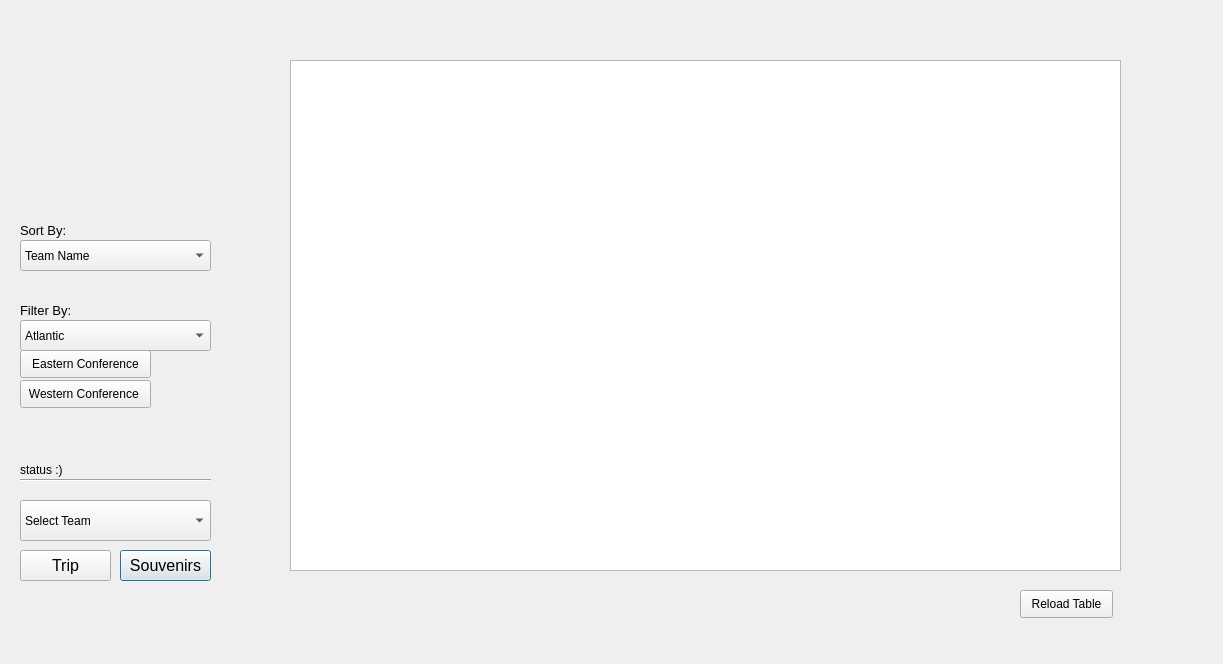
Qt form display_team.ui (parham-sharaf/BTM-algo) before a commit.
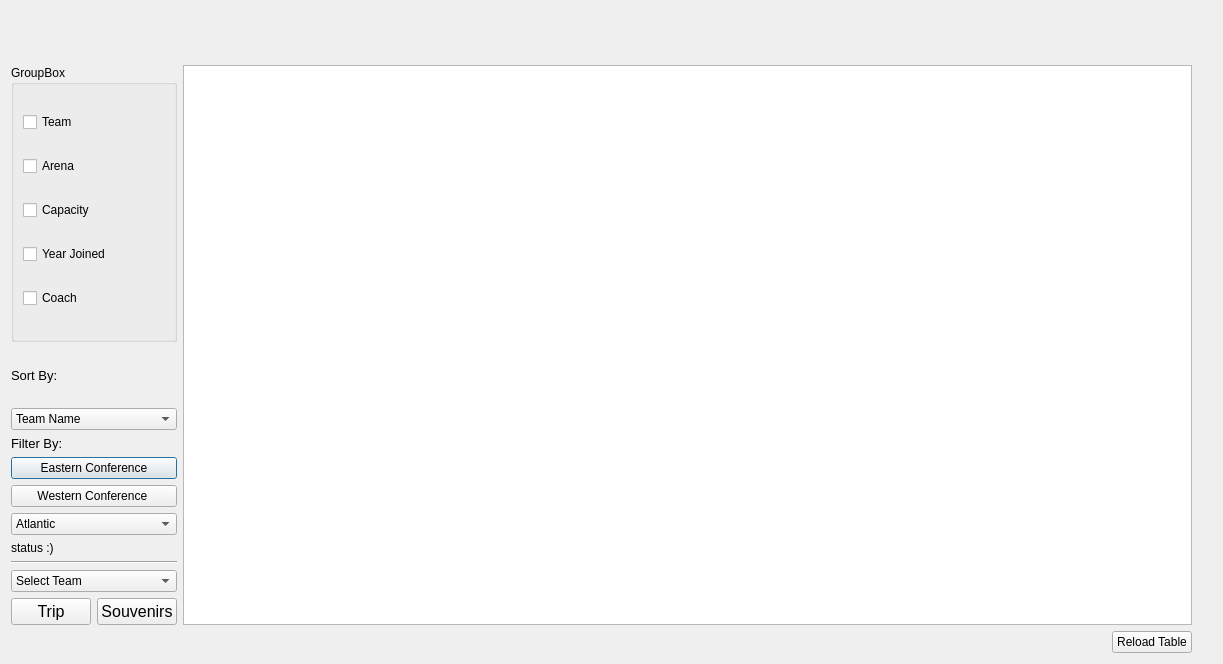
The same form after that commit. Icons and pictures are not drawn.

Diff of the .ui file:
```diff
--- a/display_team.ui
+++ b/display_team.ui
@@ -13,135 +13,21 @@
   <property name="windowTitle">
    <string>Dialog</string>
   </property>
-  <widget class="QPushButton" name="push_souvenirs">
-   <property name="geometry">
-    <rect>
-     <x>120</x>
-     <y>550</y>
-     <width>91</width>
-     <height>31</height>
-    </rect>
-   </property>
+  <layout class="QGridLayout" name="gridLayout">
+   <item row="0" column="1">
+    <widget class="QLabel" name="labelTeamS">
    <property name="font">
     <font>
-     <pointsize>12</pointsize>
+       <pointsize>18</pointsize>
     </font>
    </property>
    <property name="text">
-    <string>Souvenirs</string>
-   </property>
-  </widget>
-  <widget class="QLabel" name="label_sort">
-   <property name="geometry">
-    <rect>
-     <x>20</x>
-     <y>220</y>
-     <width>71</width>
-     <height>20</height>
-    </rect>
-   </property>
-   <property name="font">
-    <font>
-     <pointsize>10</pointsize>
-    </font>
-   </property>
-   <property name="text">
-    <string>Sort By:</string>
-   </property>
-  </widget>
-  <widget class="QLabel" name="label_dbstatus">
-   <property name="geometry">
-    <rect>
-     <x>20</x>
-     <y>460</y>
-     <width>191</width>
-     <height>20</height>
-    </rect>
-   </property>
-   <property name="text">
-    <string>status :)</string>
-   </property>
-  </widget>
-  <widget class="QComboBox" name="combo_team">
-   <property name="geometry">
-    <rect>
-     <x>20</x>
-     <y>500</y>
-     <width>191</width>
-     <height>41</height>
-    </rect>
-   </property>
-   <item>
-    <property name="text">
-     <string>Select Team</string>
-    </property>
+      <string/>
+     </property>
+    </widget>
    </item>
-  </widget>
-  <widget class="QPushButton" name="Ami_League_Button">
-   <property name="geometry">
-    <rect>
-     <x>20</x>
-     <y>350</y>
-     <width>131</width>
-     <height>28</height>
-    </rect>
-   </property>
-   <property name="text">
-    <string>Eastern Conference</string>
-   </property>
-  </widget>
-  <widget class="QComboBox" name="team_name_combo_box">
-   <property name="geometry">
-    <rect>
-     <x>20</x>
-     <y>240</y>
-     <width>191</width>
-     <height>31</height>
-    </rect>
-   </property>
-   <item>
-    <property name="text">
-     <string>Team Name</string>
-    </property>
-   </item>
-   <item>
-    <property name="text">
-     <string>Arena Name</string>
-    </property>
-   </item>
-   <item>
-    <property name="text">
-     <string>Capacity</string>
-    </property>
-   </item>
-   <item>
-    <property name="text">
-     <string>Year Joined</string>
-    </property>
-   </item>
-  </widget>
-  <widget class="QPushButton" name="reload_button">
-   <property name="geometry">
-    <rect>
-     <x>1020</x>
-     <y>590</y>
-     <width>93</width>
-     <height>28</height>
-    </rect>
-   </property>
-   <property name="text">
-    <string>Reload Table</string>
-   </property>
-  </widget>
+   <item row="1" column="1">
   <widget class="QLabel" name="label_logo">
-   <property name="geometry">
-    <rect>
-     <x>20</x>
-     <y>30</y>
-     <width>191</width>
-     <height>191</height>
-    </rect>
-   </property>
    <property name="text">
     <string/>
    </property>
@@ -152,61 +38,143 @@
     <bool>true</bool>
    </property>
   </widget>
-  <widget class="Line" name="line">
-   <property name="geometry">
-    <rect>
-     <x>20</x>
-     <y>470</y>
-     <width>191</width>
-     <height>20</height>
-    </rect>
-   </property>
-   <property name="orientation">
-    <enum>Qt::Horizontal</enum>
-   </property>
-  </widget>
-  <widget class="QPushButton" name="Nat_Leagu_Button">
-   <property name="geometry">
-    <rect>
-     <x>20</x>
-     <y>380</y>
-     <width>131</width>
-     <height>28</height>
-    </rect>
-   </property>
+   </item>
+   <item row="2" column="0">
+    <layout class="QVBoxLayout" name="verticalLayout_7">
+     <item>
+      <layout class="QHBoxLayout" name="horizontalLayout_3">
+       <item>
+        <layout class="QGridLayout" name="gridLayout_3">
+         <item row="0" column="0">
+          <layout class="QVBoxLayout" name="verticalLayout_8">
+           <property name="spacing">
+            <number>2</number>
+           </property>
+           <property name="sizeConstraint">
+            <enum>QLayout::SetMinimumSize</enum>
+           </property>
+           <item>
+            <widget class="QGroupBox" name="groupBox">
+             <property name="title">
+              <string>GroupBox</string>
+             </property>
+             <layout class="QVBoxLayout" name="verticalLayout_9">
+              <item>
+               <widget class="QCheckBox" name="team_name_checkBox">
+                <property name="text">
+                 <string>Team</string>
+                </property>
+               </widget>
+              </item>
+              <item>
+               <widget class="QCheckBox" name="arena_checkBox">
+                <property name="text">
+                 <string>Arena</string>
+                </property>
+               </widget>
+              </item>
+              <item>
+               <widget class="QCheckBox" name="capacity_checkBox">
+                <property name="text">
+                 <string>Capacity</string>
+                </property>
+               </widget>
+              </item>
+              <item>
+               <widget class="QCheckBox" name="year_checkBox">
+                <property name="text">
+                 <string>Year Joined</string>
+                </property>
+               </widget>
+              </item>
+              <item>
+               <widget class="QCheckBox" name="coach_checkBox">
+                <property name="text">
+                 <string>Coach</string>
+                </property>
+               </widget>
+              </item>
+             </layout>
+            </widget>
+           </item>
+          </layout>
+         </item>
+         <item row="1" column="0">
+          <layout class="QVBoxLayout" name="verticalLayout_6">
+           <item>
+            <layout class="QVBoxLayout" name="verticalLayout">
+             <item>
+              <widget class="QLabel" name="label_sort">
+               <property name="font">
+                <font>
+                 <pointsize>10</pointsize>
+                </font>
+               </property>
+               <property name="text">
+                <string>Sort By:</string>
+               </property>
+              </widget>
+             </item>
+             <item>
+              <widget class="QComboBox" name="combo_sort">
+               <item>
+                <property name="text">
+                 <string>Team Name</string>
+                </property>
+               </item>
+               <item>
+                <property name="text">
+                 <string>Arena Name</string>
+                </property>
+               </item>
+               <item>
+                <property name="text">
+                 <string>Capacity</string>
+                </property>
+               </item>
+               <item>
+                <property name="text">
+                 <string>Year Joined</string>
+                </property>
+               </item>
+              </widget>
+             </item>
+            </layout>
+           </item>
+           <item>
+            <layout class="QVBoxLayout" name="verticalLayout_2">
+             <item>
+              <layout class="QVBoxLayout" name="verticalLayout_3">
+               <item>
+                <widget class="QLabel" name="label_sort_2">
+                 <property name="font">
+                  <font>
+                   <pointsize>10</pointsize>
+                  </font>
+                 </property>
+                 <property name="text">
+                  <string>Filter By:</string>
+                 </property>
+                </widget>
+               </item>
+               <item>
+                <widget class="QPushButton" name="eastern_conf_Button">
+                 <property name="text">
+                  <string>Eastern Conference</string>
+                 </property>
+                </widget>
+               </item>
+               <item>
+                <widget class="QPushButton" name="western_conf_Button">
    <property name="text">
     <string>Western Conference </string>
    </property>
   </widget>
-  <widget class="QPushButton" name="push_plan">
-   <property name="geometry">
-    <rect>
-     <x>20</x>
-     <y>550</y>
-     <width>91</width>
-     <height>31</height>
-    </rect>
-   </property>
-   <property name="font">
-    <font>
-     <pointsize>12</pointsize>
-     <weight>50</weight>
-     <bold>false</bold>
-    </font>
-   </property>
-   <property name="text">
-    <string>Trip</string>
-   </property>
-  </widget>
-  <widget class="QComboBox" name="team_city">
-   <property name="geometry">
-    <rect>
-     <x>20</x>
-     <y>320</y>
-     <width>191</width>
-     <height>31</height>
-    </rect>
-   </property>
+               </item>
+              </layout>
+             </item>
+             <item>
+              <widget class="QComboBox" name="division_comboBox">
    <item>
     <property name="text">
      <string>Atlantic</string>
@@ -238,34 +206,106 @@
     </property>
    </item>
   </widget>
-  <widget class="QLabel" name="label_sort_2">
-   <property name="geometry">
-    <rect>
-     <x>20</x>
-     <y>300</y>
-     <width>81</width>
-     <height>20</height>
-    </rect>
-   </property>
+             </item>
+            </layout>
+           </item>
+           <item>
+            <layout class="QVBoxLayout" name="verticalLayout_5">
+             <item>
+              <layout class="QVBoxLayout" name="verticalLayout_4">
+               <item>
+                <widget class="QLabel" name="label_dbstatus">
+                 <property name="text">
+                  <string>status :)</string>
+                 </property>
+                </widget>
+               </item>
+               <item>
+                <widget class="Line" name="line">
+                 <property name="orientation">
+                  <enum>Qt::Horizontal</enum>
+                 </property>
+                </widget>
+               </item>
+               <item>
+                <widget class="QComboBox" name="combo_team">
+                 <item>
+                  <property name="text">
+                   <string>Select Team</string>
+                  </property>
+                 </item>
+                </widget>
+               </item>
+              </layout>
+             </item>
+             <item>
+              <layout class="QHBoxLayout" name="horizontalLayout">
+               <item>
+                <widget class="QPushButton" name="push_plan">
    <property name="font">
     <font>
-     <pointsize>10</pointsize>
+                   <pointsize>12</pointsize>
+                   <weight>50</weight>
+                   <bold>false</bold>
     </font>
    </property>
    <property name="text">
-    <string>Filter By:</string>
-   </property>
-  </widget>
-  <widget class="QTableView" name="tableView">
-   <property name="geometry">
-    <rect>
-     <x>290</x>
-     <y>60</y>
-     <width>831</width>
-     <height>511</height>
-    </rect>
-   </property>
-  </widget>
+                  <string>Trip</string>
+                 </property>
+                </widget>
+               </item>
+               <item>
+                <widget class="QPushButton" name="push_souvenirs">
+                 <property name="font">
+                  <font>
+                   <pointsize>12</pointsize>
+                  </font>
+                 </property>
+                 <property name="text">
+                  <string>Souvenirs</string>
+                 </property>
+                </widget>
+               </item>
+              </layout>
+             </item>
+            </layout>
+           </item>
+          </layout>
+         </item>
+        </layout>
+       </item>
+       <item>
+        <widget class="QTableView" name="tableView"/>
+       </item>
+      </layout>
+     </item>
+     <item>
+      <layout class="QHBoxLayout" name="horizontalLayout_2">
+       <item>
+        <spacer name="horizontalSpacer">
+         <property name="orientation">
+          <enum>Qt::Horizontal</enum>
+         </property>
+         <property name="sizeHint" stdset="0">
+          <size>
+           <width>546</width>
+           <height>22</height>
+          </size>
+         </property>
+        </spacer>
+       </item>
+       <item>
+        <widget class="QPushButton" name="reload_button">
+         <property name="text">
+          <string>Reload Table</string>
+         </property>
+        </widget>
+       </item>
+      </layout>
+     </item>
+    </layout>
+   </item>
+  </layout>
  </widget>
  <resources/>
  <connections/>
```
Lines whose indentation alone changed are shown as unchanged.
